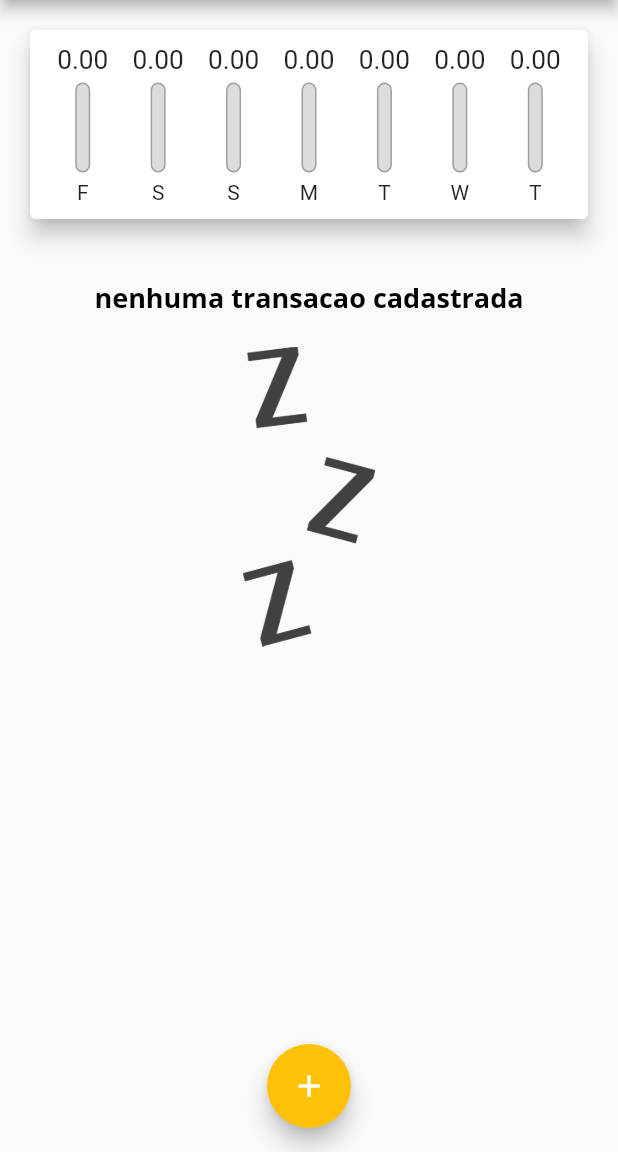
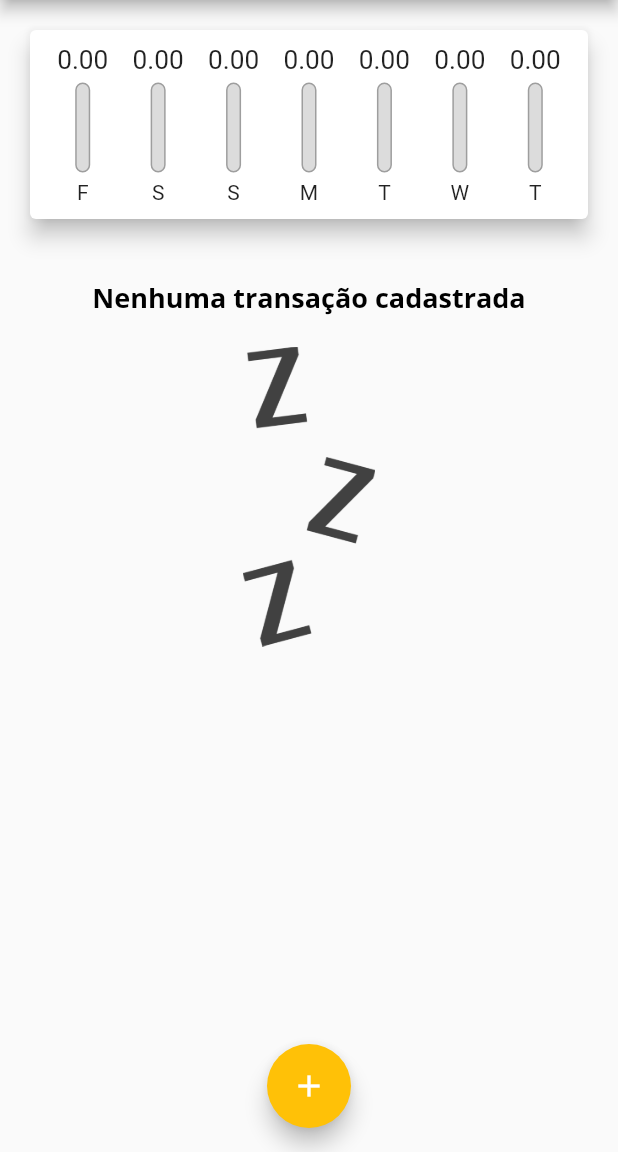
Before and after one commit to dinorahfariasc/despesas_pessoais_app, a Flutter app: the screen it shows after launch, on a phone screen of 412 x 824 dp, the part 84-1236 px from its top. Run offline on Flutter 3.47's test engine with Material 2 defaults, Android fonts, the phone set to English and light mode, and no system bars.

Commit message:
final commit

```diff
--- a/lib/components/transaction_list.dart
+++ b/lib/components/transaction_list.dart
@@ -21,7 +21,7 @@ class TransactionList extends StatelessWidget {
                 height: 20,
               ),
               Text(
-                'nenhuma transacao cadastrada',
+                'Nenhuma transação cadastrada',
                 style: Theme.of(context).textTheme.headline6,
               ),
               SizedBox(
```
